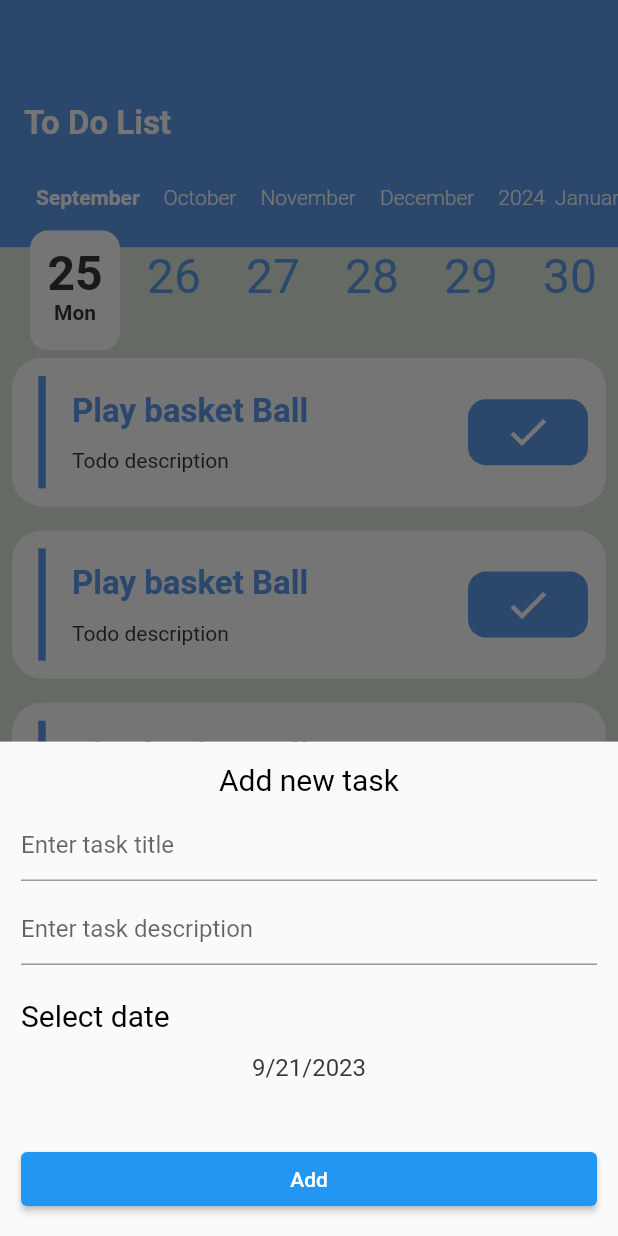
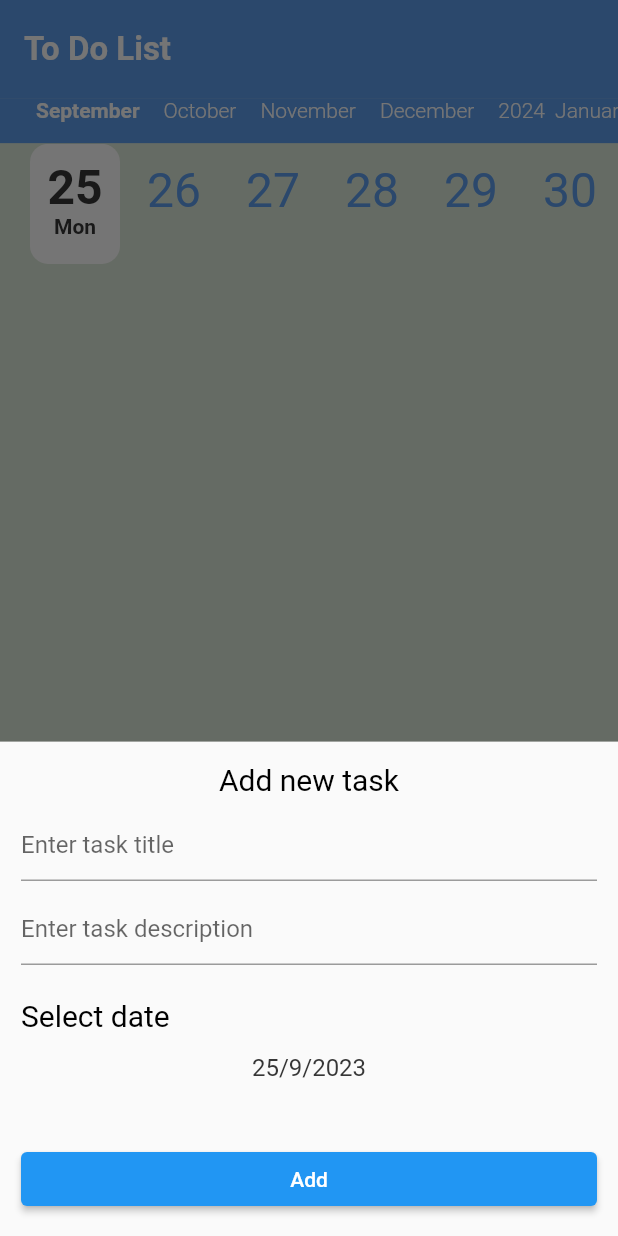
Before and after one commit to A-hmed/todo_mon_c9, a Flutter app: the screen it shows after launch, after a tap on the "add" icon, on a phone screen of 412 x 824 dp. Run offline on Flutter 3.47's test engine with Material 2 defaults, Android fonts, the phone set to English and light mode, and no system bars; drawn by our look-alikes of calendar_timeline, flutter_slidable; our stand-ins replace cloud_firestore, firebase_core; accounts and stored records are empty.

```diff
--- a/lib/main.dart
+++ b/lib/main.dart
@@ -1,11 +1,22 @@
+import 'package:cloud_firestore/cloud_firestore.dart';
+import 'package:firebase_core/firebase_core.dart';
 import 'package:flutter/material.dart';
+import 'package:provider/provider.dart';
+import 'package:todo_mon_c9/providers/list_provider.dart';
 import 'package:todo_mon_c9/ui/screens/splash/splash_screen.dart';
 import 'package:todo_mon_c9/ui/utils/app_theme.dart';
 
 import 'ui/screens/home/home_screen.dart';
 
-void main() {
-  runApp(const MyApp());
+void main() async {
+  WidgetsFlutterBinding.ensureInitialized();
+  await Firebase.initializeApp();
+  await FirebaseFirestore.instance.disableNetwork();
+  runApp(ChangeNotifierProvider(
+    create: (_) => ListProvider(),
+      child: const MyApp()
+  )
+  );
 }
 
 class MyApp extends StatelessWidget {
--- /dev/null
+++ b/lib/model/todo_dm.dart
@@ -0,0 +1,20 @@
+class TodoDM {
+  static const collectionName = "todos";
+  late String id;
+  late String title;
+  late String description;
+  late DateTime date;
+  late bool isDone;
+
+  TodoDM({required this.id ,required this.title,
+  required this.description,
+  required this.date,required this.isDone});
+
+  TodoDM.fromJson(Map json){
+    id = json["id"];
+    title = json["title"];
+    description = json["description"];
+    date = DateTime.fromMillisecondsSinceEpoch(json["date"]);
+    isDone = json["isDone"];
+  }
+}
--- /dev/null
+++ b/lib/providers/list_provider.dart
@@ -0,0 +1,25 @@
+import 'package:cloud_firestore/cloud_firestore.dart';
+import 'package:flutter/material.dart';
+import 'package:todo_mon_c9/model/todo_dm.dart';
+
+class ListProvider extends ChangeNotifier{
+  List<TodoDM> todos = [];
+  DateTime selectedDate = DateTime.now();
+
+  getTodosFromFirestore() async {
+    todos.clear();
+    CollectionReference todosCollection =
+    FirebaseFirestore.instance.collection(TodoDM.collectionName);
+    QuerySnapshot querySnapshot = await todosCollection.
+        orderBy("date", descending: true).get();
+    List<QueryDocumentSnapshot> docs = querySnapshot.docs;
+    for (int i = 0; i < docs.length; i++) {
+      TodoDM todoDM = TodoDM.fromJson(docs[i].data() as Map);
+      if(todoDM.date.year == selectedDate.year && todoDM.date.month == selectedDate.month
+       && todoDM.date.day == selectedDate.day){
+        todos.add(todoDM);
+      }
+    }
+    notifyListeners();
+  }
+}
--- a/lib/ui/bottom_sheets/add_bottom_sheet.dart
+++ b/lib/ui/bottom_sheets/add_bottom_sheet.dart
@@ -1,12 +1,26 @@
+import 'package:cloud_firestore/cloud_firestore.dart';
 import 'package:flutter/material.dart';
+import 'package:provider/provider.dart';
+import 'package:todo_mon_c9/model/todo_dm.dart';
+import 'package:todo_mon_c9/providers/list_provider.dart';
 import 'package:todo_mon_c9/ui/utils/app_colors.dart';
 import 'package:todo_mon_c9/ui/utils/app_theme.dart';
 import 'package:todo_mon_c9/ui/widgets/my_textfield.dart';
 
-class AddBottomSheet extends StatelessWidget {
+class AddBottomSheet extends StatefulWidget {
 
   @override
+  State<AddBottomSheet> createState() => _AddBottomSheetState();
+}
+
+class _AddBottomSheetState extends State<AddBottomSheet> {
+  TextEditingController titleController = TextEditingController();
+  TextEditingController descriptionController = TextEditingController();
+  DateTime selectedDate = DateTime.now();
+  late ListProvider provider;
+  @override
   Widget build(BuildContext context) {
+    provider = Provider.of(context);
     return Container(
       height: MediaQuery.of(context).size.height * .4,
       padding: const EdgeInsets.all(14.0),
@@ -15,22 +29,59 @@ class AddBottomSheet extends StatelessWidget {
         children:  [
           const Text("Add new task",textAlign: TextAlign.center, style: AppTheme.bottomSheetTitleTextStyle,),
           const SizedBox(height: 8,),
-          const MyTextField(hintText: "Enter task title"),
+          MyTextField(controller: titleController,hintText: "Enter task title"),
           const SizedBox(height: 8,),
-          const MyTextField(hintText: "Enter task description"),
+          MyTextField(controller: descriptionController,
+              hintText: "Enter task description"),
           const SizedBox(height: 22,),
           const Text("Select date",textAlign: TextAlign.start, style: AppTheme.bottomSheetTitleTextStyle),
           const SizedBox(height: 14,),
-          Text("9/21/2023",textAlign: TextAlign.center ,
-            style: AppTheme.bottomSheetTitleTextStyle.copyWith(
-            color: AppColors.lightBlack,
-            fontSize: 16
-          ),),
+          InkWell(
+            onTap: (){
+              showMyDatePicker();
+            },
+            child: Text("${selectedDate.day}/${selectedDate.month}/${selectedDate.year}"
+              ,textAlign: TextAlign.center ,
+              style: AppTheme.bottomSheetTitleTextStyle.copyWith(
+              color: AppColors.lightBlack,
+              fontSize: 16
+            ),),
+          ),
           const Spacer(),
-          ElevatedButton(onPressed: (){},
+          ElevatedButton(onPressed: (){
+            addTaskToFirestore();
+          },
               child: const Text("Add"))
         ],
       ),
     );
   }
+
+  void addTaskToFirestore() {
+    CollectionReference todoCollectionRef = FirebaseFirestore.instance.collection(
+      TodoDM.collectionName
+    );
+
+     DocumentReference documentReference = todoCollectionRef.doc();
+    documentReference.set({
+      "id": documentReference.id,
+      "title": titleController.text,
+      "description": descriptionController.text,
+      "date": selectedDate.millisecondsSinceEpoch,
+      "isDone": false
+    }).then((value) => null)
+        .timeout(Duration(milliseconds: 500), onTimeout: (){
+        provider.getTodosFromFirestore();
+      Navigator.pop(context);
+    });
+  }
+
+  void showMyDatePicker() async {
+    selectedDate = await showDatePicker(context: context,
+        initialDate: selectedDate,
+        firstDate: DateTime.now(),
+        lastDate: DateTime.now().add(Duration(days: 365))
+    )??selectedDate;
+    setState(() {});
+  }
 }
--- a/lib/ui/screens/home/home_screen.dart
+++ b/lib/ui/screens/home/home_screen.dart
@@ -1,63 +1,49 @@
 import 'package:calendar_timeline/calendar_timeline.dart';
 import 'package:flutter/material.dart';
 import 'package:todo_mon_c9/ui/bottom_sheets/add_bottom_sheet.dart';
+import 'package:todo_mon_c9/ui/screens/home/tabs/list/list_tab.dart';
+import 'package:todo_mon_c9/ui/screens/home/tabs/settings/settings_tab.dart';
 import 'package:todo_mon_c9/ui/screens/home/todo_widget.dart';
 import 'package:todo_mon_c9/ui/utils/app_colors.dart';
 
-class HomeScreen extends StatelessWidget {
+class HomeScreen extends StatefulWidget {
   static const String routeName = "home";
+
+  @override
+  State<HomeScreen> createState() => _HomeScreenState();
+}
+
+class _HomeScreenState extends State<HomeScreen> {
+  int currentTabIndex = 0;
+  List<Widget> tabs = [
+    ListTab(),
+    SettingsTab()
+  ];
 
   @override
   Widget build(BuildContext context) {
     return Scaffold(
-      body: body(context),
-      floatingActionButton: buildFab(context),
-      floatingActionButtonLocation: FloatingActionButtonLocation.centerDocked,
-      bottomNavigationBar: buildBottomNav(),
+        appBar: AppBar(
+          title: const Text("To Do List"),
+          toolbarHeight: MediaQuery.of(context).size.height * .08,
+        ),
+        body: tabs[currentTabIndex],
+        floatingActionButton: buildFab(context),
+        floatingActionButtonLocation: FloatingActionButtonLocation.centerDocked,
+        bottomNavigationBar: buildBottomNav(),
     );
   }
-
-  Widget body(BuildContext context) => Stack(
-        children: [
-          Column(children: [
-            AppBar(
-              title: const Text("To Do List"),
-              toolbarHeight: MediaQuery.of(context).size.height * .2,
-            ),
-            Expanded(
-              child: Container(
-                margin: EdgeInsets.only(
-                    top: MediaQuery.of(context).size.height * .08),
-                child: ListView.builder(
-                    itemCount: 10, itemBuilder: (_, index) => TodoWidget()),
-              ),
-            ),
-          ]),
-          Container(
-            margin:
-                EdgeInsets.only(top: MediaQuery.of(context).size.height * .15),
-            child: CalendarTimeline(
-              initialDate: DateTime.now(),
-              firstDate: DateTime.now().subtract(Duration(days: 365)),
-              lastDate: DateTime.now().add(Duration(days: 365)),
-              onDateSelected: (date) => print(date),
-              showYears: true,
-              leftMargin: 20,
-              monthColor: AppColors.white,
-              dayColor: AppColors.primiary,
-              dotsColor: AppColors.transparent,
-              activeDayColor: AppColors.lightBlack,
-              activeBackgroundDayColor: AppColors.white,
-            ),
-          ),
-        ],
-      );
 
   Widget buildBottomNav() => BottomAppBar(
         shape: const CircularNotchedRectangle(),
         notchMargin: 12,
         clipBehavior: Clip.hardEdge,
         child: BottomNavigationBar(
+          onTap: (index){
+            currentTabIndex = index;
+            setState(() {});
+          },
+          currentIndex: currentTabIndex,
           items: const [
             BottomNavigationBarItem(icon: Icon(Icons.menu), label: ""),
             BottomNavigationBarItem(icon: Icon(Icons.settings), label: ""),
--- /dev/null
+++ b/lib/ui/screens/home/tabs/list/list_tab.dart
@@ -0,0 +1,75 @@
+import 'package:calendar_timeline/calendar_timeline.dart';
+import 'package:cloud_firestore/cloud_firestore.dart';
+import 'package:flutter/material.dart';
+import 'package:provider/provider.dart';
+import 'package:todo_mon_c9/model/todo_dm.dart';
+import 'package:todo_mon_c9/providers/list_provider.dart';
+import 'package:todo_mon_c9/ui/screens/home/todo_widget.dart';
+import 'package:todo_mon_c9/ui/utils/app_colors.dart';
+
+class ListTab extends StatefulWidget {
+  @override
+  State<ListTab> createState() => _ListTabState();
+}
+
+class _ListTabState extends State<ListTab> {
+  late ListProvider provider;
+
+  @override
+  void initState() {
+    super.initState();
+    WidgetsBinding.instance.addPostFrameCallback((_) {provider.getTodosFromFirestore();});
+
+  }
+
+  @override
+  Widget build(BuildContext context) {
+    provider = Provider.of(context);
+    return Column(children: [
+      SizedBox(
+        height: MediaQuery.of(context).size.height * .12,
+        child: Stack(
+          children: [
+            Column(
+              children: [
+                Expanded(
+                    flex: 3,
+                    child: Container(
+                      color: AppColors.primiary,
+                    )),
+                Expanded(
+                    flex: 7,
+                    child: Container(
+                      color: AppColors.accent,
+                    ))
+              ],
+            ),
+            CalendarTimeline(
+              initialDate: provider.selectedDate,
+              firstDate: DateTime.now().subtract(Duration(days: 365)),
+              lastDate: DateTime.now().add(Duration(days: 365)),
+              onDateSelected: (date) {
+                provider.selectedDate = date;
+                provider.getTodosFromFirestore();
+              },
+              leftMargin: 20,
+              monthColor: AppColors.white,
+              dayColor: AppColors.primiary,
+              dotsColor: AppColors.transparent,
+              activeDayColor: AppColors.lightBlack,
+              activeBackgroundDayColor: AppColors.white,
+            ),
+          ],
+        ),
+      ),
+      Expanded(
+        child: ListView.builder(
+            itemCount: provider.todos.length,
+            itemBuilder: (_, index) => TodoWidget(
+                provider.todos[index])
+        ),
+      ),
+    ]);
+  }
+
+}
--- a/lib/ui/widgets/my_textfield.dart
+++ b/lib/ui/widgets/my_textfield.dart
@@ -2,12 +2,14 @@ import 'package:flutter/material.dart';
 
 class MyTextField extends StatelessWidget {
   final String hintText;
+  final TextEditingController controller;
 
-  const MyTextField({required this.hintText, });
+  const MyTextField({required this.hintText, required this.controller});
 
   @override
   Widget build(BuildContext context) {
     return TextField(
+      controller: controller,
       decoration: InputDecoration(
         hintText: hintText,
       ),
--- a/pubspec.yaml
+++ b/pubspec.yaml
@@ -17,6 +17,9 @@ dependencies:
   calendar_timeline: ^1.1.2
   cupertino_icons: ^1.0.2
   flutter_slidable: ^3.0.0
+  firebase_core: ^2.16.0
+  cloud_firestore: ^4.9.2
+
 
 dev_dependencies:
   flutter_test:
```
Also changed, not shown: lib/ui/screens/home/tabs/settings/settings_tab.dart (added, +10 -0 lines), lib/ui/screens/home/todo_widget.dart (+40 -11 lines), lib/ui/utils/constants.dart (+1 -12 lines), pubspec.lock, 3 other files.
